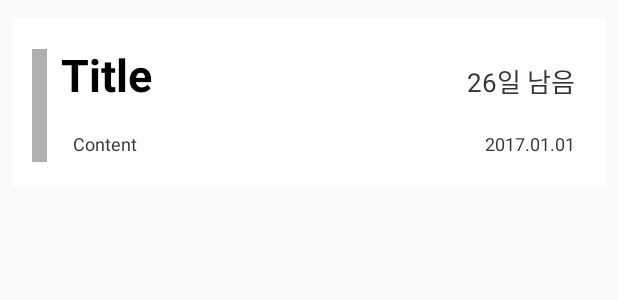
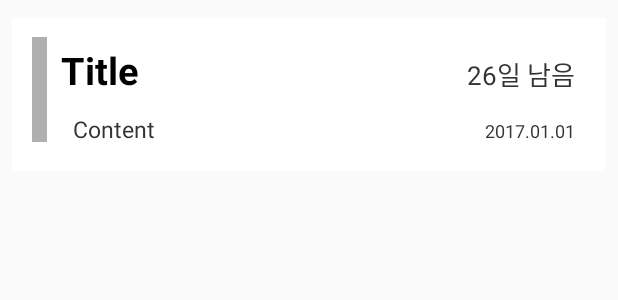
Before and after one commit to koreatech-sjr/term_project_android, an Android app: the layout list_row_layout.xml on its own in the app's theme, with its tools: preview values and no code run, on a phone screen of 412 x 824 dp. Shown: the top 300 px of the screen. Run offline under Robolectric (Android 15) with nearby library versions, the phone set to English and light mode, and no system bars.

Commit message:
detail design 수정

```diff
--- a/app/src/main/res/layout/list_row_layout.xml
+++ b/app/src/main/res/layout/list_row_layout.xml
@@ -18,10 +18,10 @@
         android:textStyle="bold"
         android:layout_marginLeft="27sp"
         android:layout_marginTop="12sp"
-        android:layout_marginBottom="12sp"
+        android:layout_marginBottom="8sp"
         android:text="Title"
         android:textColor="#000000"
-        android:textSize="30sp"
+        android:textSize="25sp"
         android:typeface="sans" />
 
     <TextView
@@ -29,12 +29,12 @@
         android:layout_width="wrap_content"
         android:layout_height="wrap_content"
         android:layout_below="@id/title"
-        android:layout_marginTop="5sp"
+        android:layout_marginTop="3sp"
         android:text="Content"
         android:textColor="#343434"
         android:layout_marginBottom="12sp"
         android:layout_marginLeft="35sp"
-        android:textSize="12sp" />
+        android:textSize="15sp" />
     <TextView
         android:id="@+id/dday"
         android:layout_width="wrap_content"
@@ -58,16 +58,16 @@
         android:textColor="#343434"
         android:layout_marginRight="15sp"
         android:layout_marginTop="12sp"
-        android:layout_marginBottom="12sp"
+        android:layout_marginBottom="9sp"
         android:text="2017.01.01"
         android:textSize="12sp" />
     <TextView
         android:id="@+id/bar"
         android:layout_width="10sp"
-        android:layout_height="75sp"
-        android:layout_marginBottom="11sp"
+        android:layout_height="70sp"
+        android:layout_marginBottom="5sp"
         android:layout_marginLeft="8sp"
-        android:layout_marginTop="15sp"
+        android:layout_marginTop="7sp"
         android:background="#afafaf"
         />
 
--- a/app/src/main/res/values/colors.xml
+++ b/app/src/main/res/values/colors.xml
@@ -2,7 +2,7 @@
 <resources>
     <color name="colorPrimary">#3F51B5</color>
     <color name="colorPrimaryDark">#303F9F</color>
-    <color name="colorAccent">#FF4081</color>
+    <color name="colorAccent">#000000</color>
     <color name="colorBlack">#000000</color>
     <color name="colorWhite">#ffffff</color>
 </resources>
```
Also changed, not shown: app/src/main/res/layout/register_schedule.xml (+5 -7 lines).
